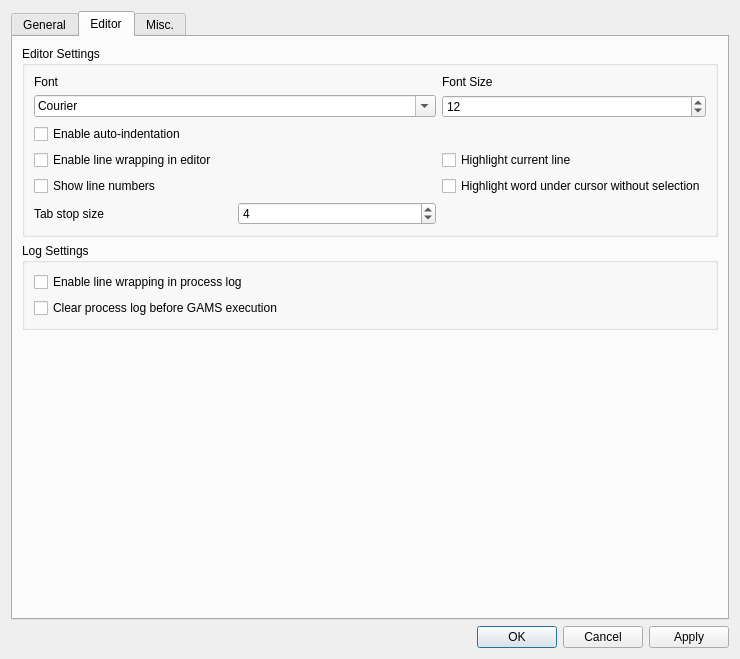
First picture: the form in src/settingsdialog.ui, repository GAMS-dev/studio, before the edit.
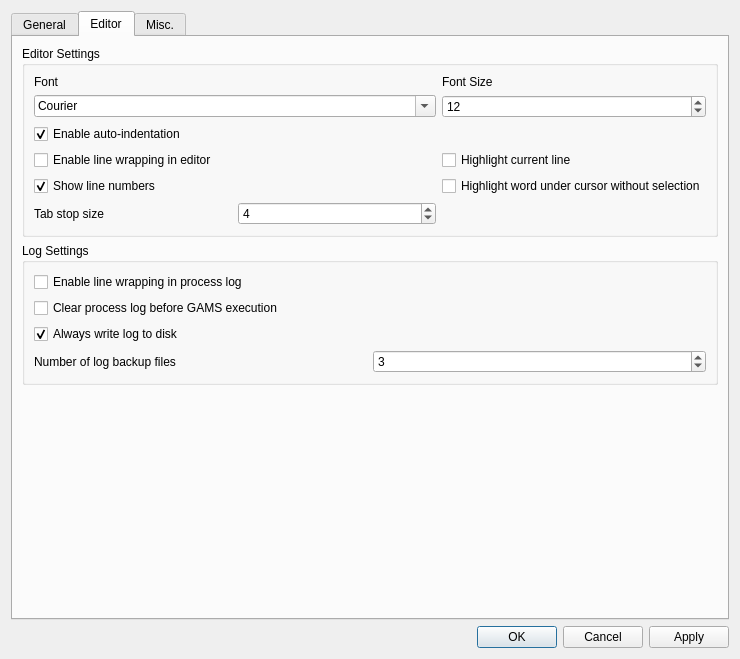
Second picture: the form after the edit. The open tabs and pages were chosen to show the change.

Patch:
```diff
--- a/src/settingsdialog.ui
+++ b/src/settingsdialog.ui
@@ -362,7 +362,7 @@
              <bool>true</bool>
             </property>
             <property name="checked">
-             <bool>false</bool>
+             <bool>true</bool>
             </property>
            </widget>
           </item>
@@ -384,7 +384,7 @@
              <bool>true</bool>
             </property>
             <property name="checked">
-             <bool>false</bool>
+             <bool>true</bool>
             </property>
            </widget>
           </item>
@@ -396,8 +396,8 @@
          <property name="title">
           <string>Log Settings</string>
          </property>
-         <layout class="QVBoxLayout" name="verticalLayout_3">
-          <item>
+         <layout class="QGridLayout" name="gridLayout_8">
+          <item row="0" column="1">
            <widget class="QCheckBox" name="cb_linewrap_process">
             <property name="enabled">
              <bool>true</bool>
@@ -419,7 +419,7 @@
             </property>
            </widget>
           </item>
-          <item>
+          <item row="1" column="1">
            <widget class="QCheckBox" name="cb_clearlog">
             <property name="enabled">
              <bool>true</bool>
@@ -441,6 +441,30 @@
             </property>
            </widget>
           </item>
+          <item row="2" column="1">
+           <widget class="QCheckBox" name="cb_writeLog">
+            <property name="text">
+             <string>Always write log to disk</string>
+            </property>
+            <property name="checked">
+             <bool>true</bool>
+            </property>
+           </widget>
+          </item>
+          <item row="3" column="1">
+           <widget class="QLabel" name="lbl_nrBackups">
+            <property name="text">
+             <string>Number of log backup files</string>
+            </property>
+           </widget>
+          </item>
+          <item row="3" column="2">
+           <widget class="QSpinBox" name="sb_nrLogBackups">
+            <property name="value">
+             <number>3</number>
+            </property>
+           </widget>
+          </item>
          </layout>
         </widget>
        </item>
```
Left out of the diff: 8 changed lines with no effect on the pictures.
